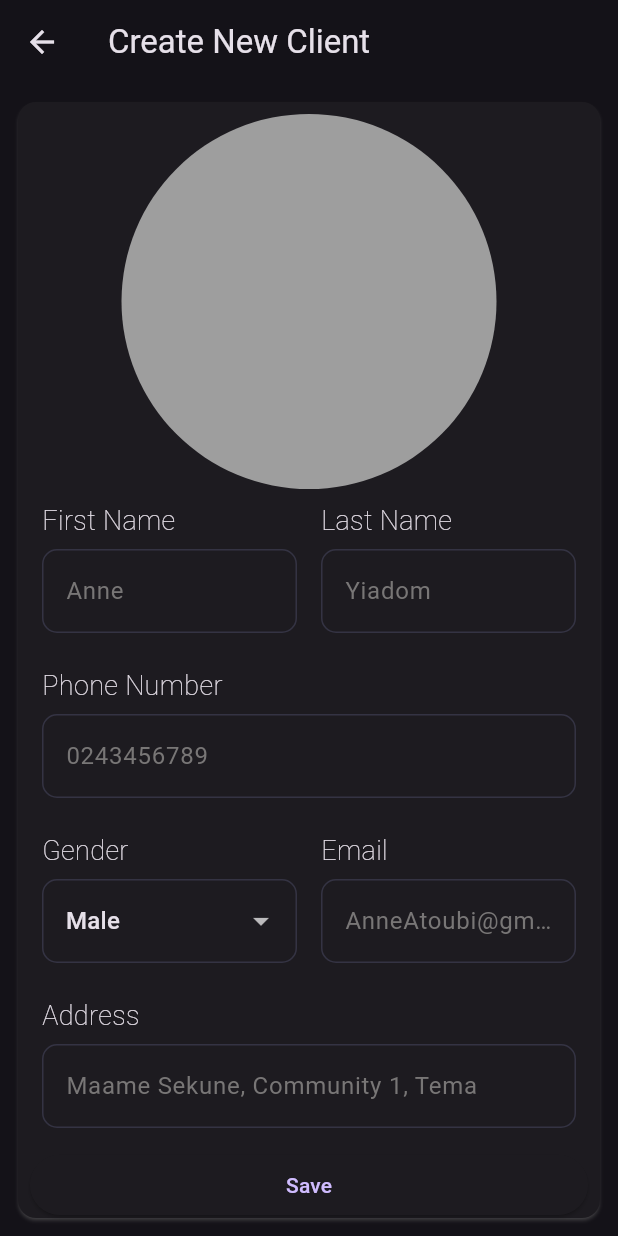
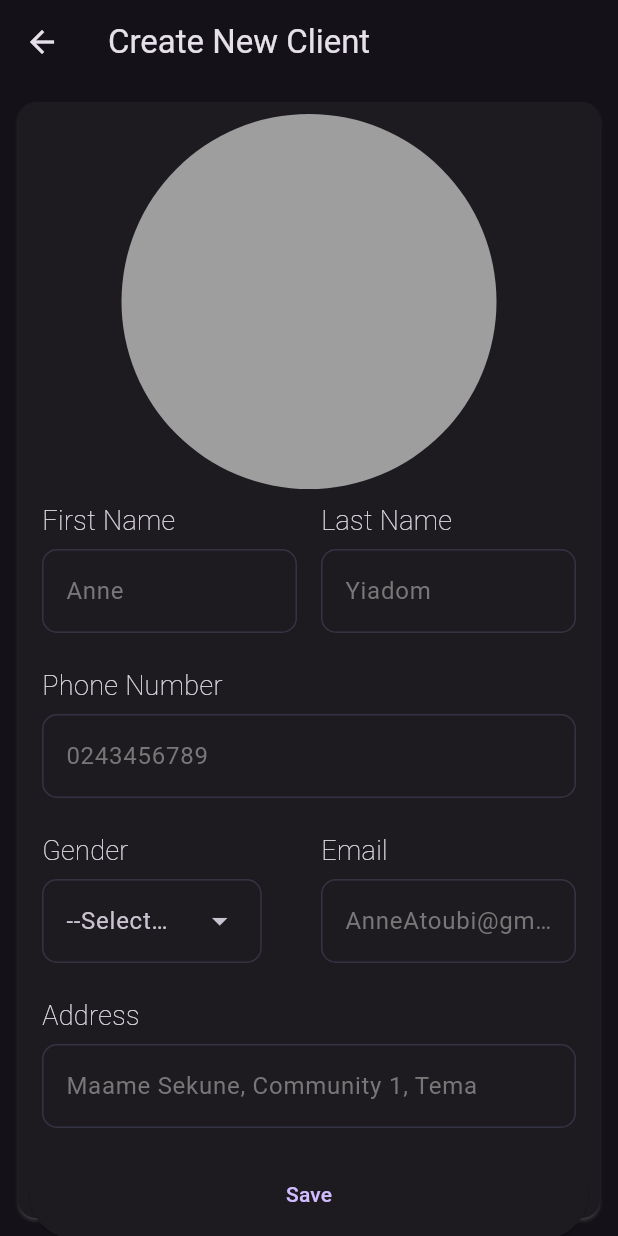
Before and after one commit to Glitch-bug/TailorMade, a Flutter app: the screen it shows after launch, after a tap on an icon or button, on a phone screen of 412 x 824 dp. Run offline on Flutter 3.47's test engine with Material 3 defaults, Android fonts, the phone set to English and light mode, and no system bars; our stand-ins replace flutter_bloc, fpdart, freezed_annotation, get_it, hive; accounts and stored records are empty.

Commit message:
add clients & list clients

```diff
--- /dev/null
+++ b/devtools_options.yaml
@@ -0,0 +1,3 @@
+description: This file stores settings for Dart & Flutter DevTools.
+documentation: https://docs.flutter.dev/tools/devtools/extensions#configure-extension-enablement-states
+extensions:
--- a/lib/core/constants/enums.dart
+++ b/lib/core/constants/enums.dart
@@ -1,4 +1,38 @@
+import 'package:hive/hive.dart';
+
+part 'enums.g.dart';
+
+@HiveType(typeId:2)
 enum Gender {
+  @HiveField(0)
   male,
-  female
+
+  @HiveField(1)
+  female;
+
+
+  String get value =>
+      switch (this) { Gender.female => "female", Gender.male => "male" };
+
+  String get title =>
+      switch (this) { Gender.female => "Female", Gender.male => "Male" };
+
+  static fromValue(String value) {
+    switch (value) {
+      case "female":
+        return Gender.female;
+      case "male":
+        return Gender.male;
+    }
+  }
+
+  static fromTitle(String value) {
+    switch (value) {
+      case "Male":
+        return Gender.male;
+
+      case "Female":
+        return Gender.female;
+    }
+  }
 }
--- a/lib/features/client/data/models/client_model.dart
+++ b/lib/features/client/data/models/client_model.dart
@@ -1,12 +1,11 @@
 import 'package:hive/hive.dart';
 import 'package:freezed_annotation/freezed_annotation.dart';
 import 'package:tailor_made/core/constants/enums.dart';
-import 'package:tailor_made/core/utils/uuid_converter.dart';
 import 'package:tailor_made/features/client/domain/entities/client.dart';
-import 'package:uuid/uuid.dart';
 
+part 'client_model.freezed.dart';
 part 'client_model.g.dart';
-part 'client_model.freezed.dart';
+
 
 @freezed
 @HiveType(typeId: 1)
--- a/lib/features/client/domain/entities/client.dart
+++ b/lib/features/client/domain/entities/client.dart
@@ -1,5 +1,4 @@
 import 'package:tailor_made/core/constants/enums.dart';
-import 'package:uuid/uuid.dart';
 
 class Client {
   final String id;
--- a/lib/features/client/domain/usecases/save_client.dart
+++ b/lib/features/client/domain/usecases/save_client.dart
@@ -1,5 +1,4 @@
 import 'package:tailor_made/core/usecase/usecase.dart';
-import 'package:tailor_made/features/client/domain/entities/client.dart';
 import 'package:tailor_made/features/client/domain/repositories/client_repository.dart';
 import 'package:tailor_made/core/error/failures.dart';
 import 'package:tailor_made/core/constants/enums.dart';
--- a/lib/features/client/presentation/bloc/client_bloc.dart
+++ b/lib/features/client/presentation/bloc/client_bloc.dart
@@ -2,7 +2,6 @@ import 'package:tailor_made/features/client/domain/entities/client.dart';
 import 'package:tailor_made/features/client/domain/usecases/save_client.dart';
 import 'package:tailor_made/features/client/domain/usecases/fetch_clients.dart';
 import 'package:tailor_made/core/usecase/usecase.dart';
-import 'package:tailor_made/core/error/failures.dart';
 import 'package:tailor_made/core/constants/enums.dart';
 import 'package:flutter/material.dart';
 import 'package:flutter_bloc/flutter_bloc.dart';
@@ -19,15 +18,16 @@ class ClientBloc extends Bloc<ClientEvent, ClientState> {
         _saveClient = saveClient,
         super(ClientInitial()) {
     on<ClientEvent>((event, emit) => emit(ClientLoading()));
-    on<ClientSave>((event, emit) {});
-    on<ClientFetchAllClients>((event, emit) {});
+    on<ClientSave>(_onClientSave);
+    on<ClientFetchAllClients>(_onClientsFetch);
   }
 
   void _onClientSave(
     ClientSave event,
     Emitter<ClientState> emit,
   ) async {
-    final res = await _saveClient(ClientParams(
+    final res = await _saveClient(
+      ClientParams(
         firstName: event.firstName,
         lastName: event.lastName,
         gender: event.gender,
@@ -49,6 +49,7 @@ class ClientBloc extends Bloc<ClientEvent, ClientState> {
       NoParams()
     );
 
+
     res.fold(
       (l) => emit(ClientFailure(l.message)),
       (r) => emit(ClientDisplaySuccess(r)),
--- a/lib/features/client/presentation/pages/add_client_page.dart
+++ b/lib/features/client/presentation/pages/add_client_page.dart
@@ -1,14 +1,55 @@
 import 'package:flutter/material.dart';
+import 'package:flutter_bloc/flutter_bloc.dart';
 import 'package:tailor_made/core/theme/app_pallete.dart';
 import 'package:tailor_made/features/client/presentation/widgets/form_input.dart';
+import 'package:tailor_made/features/client/presentation/bloc/client_bloc.dart';
 import 'package:tailor_made/features/client/presentation/widgets/form_dropdown_menu.dart';
+import 'package:tailor_made/core/constants/enums.dart';
 import 'package:tailor_made/features/client/presentation/pages/clients_list_page.dart';
 
-class AddClientPage extends StatelessWidget {
+
+class AddClientPage extends StatefulWidget {
   const AddClientPage({super.key});
 
   route() => MaterialPageRoute(
       builder: (BuildContext context) => const AddClientPage());
+
+  @override
+  State<AddClientPage> createState() => _AddClientPageState();
+}
+
+class _AddClientPageState extends State<AddClientPage> {
+  final firstNameController = TextEditingController();
+  final lastNameController = TextEditingController();
+  final emailController = TextEditingController();
+  final addressController = TextEditingController();
+  final phoneController = TextEditingController();
+  final genderController = TextEditingController();
+  String gender = "";
+
+  @override
+  void dispose() {
+    firstNameController.dispose();
+    lastNameController.dispose();
+    emailController.dispose();
+    addressController.dispose();
+    phoneController.dispose();
+    super.dispose();
+  }
+
+
+  void saveClient() {
+    context.read<ClientBloc>().add(
+      ClientSave(
+        firstName: firstNameController.text.trim(),
+        lastName: lastNameController.text.trim(),
+        email: emailController.text.trim(),
+        address: addressController.text.trim(),
+        phoneNumber: phoneController.text.trim(),
+        gender: Gender.fromValue(gender),
+      ),
+    );
+  }
 
   @override
   Widget build(BuildContext context) {
@@ -42,12 +83,14 @@ class AddClientPage extends StatelessWidget {
                         children: [
                           Expanded(
                             child: FormInput(
+                              controller: firstNameController,
                               label: "First Name",
                               hintText: "Anne",
                             ),
                           ),
                           Expanded(
                             child: FormInput(
+                              controller: lastNameController,
                               label: "Last Name",
                               hintText: "Yiadom",
                             ),
@@ -55,20 +98,40 @@ class AddClientPage extends StatelessWidget {
                         ],
                       ),
                       FormInput(
+                        controller: phoneController,
                         label: "Phone Number",
                         hintText: "0243456789",
                         inputType: TextInputType.number,
                       ),
                       Row(
                         children: [
-                          const Expanded(
+                          Expanded(
                             child: FormDropDownMenu(
-                                label: "Gender",
-                                items: [{"label":"Male", "value":"Male"}, {"label":"Female", "value":"Female"}]
+                              label: "Gender",
+                              hintText: "--Select Client Gender--",
+                              controller: genderController,
+                              onSelected: (value){
+                                setState(() {
+                                  gender = value;
+                                });
+
+                                print(gender);
+                              },
+                              items: [
+                                {
+                                  "label": Gender.male.title,
+                                  "value": Gender.male.value,
+                                },
+                                {
+                                  "label":Gender.female.title,
+                                  "value": Gender.female.value,
+                                }
+                              ],
                             ),
                           ),
                           Expanded(
                             child: FormInput(
+                              controller: emailController,
                               label: "Email",
                               hintText: "AnneAtoubi@gmail.com",
                             ),
@@ -76,20 +139,24 @@ class AddClientPage extends StatelessWidget {
                         ],
                       ),
                       FormInput(
+                        controller: addressController,
                         label: "Address",
                         hintText: "Maame Sekune, Community 1, Tema",
                       ),
                       ElevatedButton(
                         style: ElevatedButton.styleFrom(
-                          minimumSize: Size(double.infinity, 40),
+                          minimumSize: const Size(double.infinity, 60),
                         ),
-                        onPressed: (){
+                        onPressed: () {
+
+                          saveClient();
+
                           Navigator.push(
                             context,
                             ClientsListPage.route(),
                           );
                         },
-                        child: Text("Save")
+                        child: const Text("Save"),
                       )
                     ],
                   ),
--- a/lib/features/client/presentation/pages/clients_list_page.dart
+++ b/lib/features/client/presentation/pages/clients_list_page.dart
@@ -1,31 +1,48 @@
 import 'package:flutter/material.dart';
 import 'package:flutter/cupertino.dart';
+import 'package:flutter_bloc/flutter_bloc.dart';
 import 'package:tailor_made/core/theme/app_pallete.dart';
+import 'package:tailor_made/features/client/presentation/widgets/client_card.dart';
+import 'package:tailor_made/features/client/presentation/bloc/client_bloc.dart';
 import 'package:tailor_made/features/client/presentation/pages/add_client_page.dart';
 
-class ClientsListPage extends StatelessWidget {
+class ClientsListPage extends StatefulWidget {
   const ClientsListPage({super.key});
 
   static route() => MaterialPageRoute(
-    builder: (BuildContext context) => const ClientsListPage()
-  );
+      builder: (BuildContext context) => const ClientsListPage());
+
+  @override
+  State<ClientsListPage> createState() => _ClientsListPageState();
+}
+
+class _ClientsListPageState extends State<ClientsListPage> {
+  @override
+  void initState() {
+    super.initState();
+    context.read<ClientBloc>().add(ClientFetchAllClients());
+  }
 
   @override
   Widget build(BuildContext context) {
     return PopScope(
       canPop: false,
       child: Scaffold(
-        appBar: AppBar(
-          actions: [
+        appBar: AppBar(automaticallyImplyLeading: false, actions: [
           IconButton(
-              onPressed: (){
+            onPressed: () {
               Navigator.push(context, const AddClientPage().route());
             },
-              icon: const Icon(CupertinoIcons.add_circled)
-            )
-          ]
+            icon: const Icon(CupertinoIcons.add_circled),
           ),
-        body: Row(
+        ]),
+        body: BlocConsumer<ClientBloc, ClientState>(
+          listener: (context, state) {
+            // TODO: implement listener
+          },
+          builder: (context, state) {
+            if (state is ClientDisplaySuccess && state.clients.isEmpty) {
+              return Row(
                 children: [
                   Expanded(
                     child: Container(
@@ -40,6 +57,31 @@ class ClientsListPage extends StatelessWidget {
                     ),
                   ),
                 ],
+              );
+            } else if (state is ClientDisplaySuccess) {
+              return Row(
+                children: [
+                  Expanded(
+                    child: Container(
+                      height: double.infinity,
+                      color: AppPallete.backgroundColor2,
+                    ),
+                  ),
+                  Expanded(
+                    flex: 2,
+                    child: ListView.builder(
+                      itemCount: state.clients.length,
+                      itemBuilder: (context, index) {
+                        final client = state.clients[index];
+                        return ClientCard(client: client);
+                      },
+                    ),
+                  ),
+                ],
+              );
+            }
+            return SizedBox();
+          },
         ),
       ),
     );
--- a/lib/features/client/presentation/widgets/form_dropdown_menu.dart
+++ b/lib/features/client/presentation/widgets/form_dropdown_menu.dart
@@ -4,9 +4,15 @@ import 'package:tailor_made/features/client/presentation/widgets/label.dart';
 class FormDropDownMenu extends StatelessWidget {
   final String label;
   final List<Map<String,String>> items;
+  final String? hintText;
+  final ValueChanged? onSelected;
+  final TextEditingController? controller;
   const FormDropDownMenu({
     required this.items,
     required this.label,
+    this.controller,
+    this.hintText,
+    this.onSelected,
     super.key,
   });
 
@@ -20,17 +26,16 @@ class FormDropDownMenu extends StatelessWidget {
           Label(label:label),
           Padding(
             padding: const EdgeInsets.symmetric(vertical:6.0),
-            child: DropdownButtonFormField(
-              onChanged: (newValue) {},
-              value: items.first["value"],
-              items: items.map((item) => DropdownMenuItem(
-                  value: item["value"],
-                  child: Text(
-                    item["label"] ?? "",
-                  ),
-                )
+            child: DropdownMenu(
+              hintText: hintText,
+              controller: controller,
+              onSelected: onSelected,
+              dropdownMenuEntries:items.map((item) => DropdownMenuEntry(
+                label: item["label"] ?? "",
+                value: item["value"]
 
-              ).toList().cast(),
+
+              )).toList().cast(),
             ),
           ),
         ],
--- a/lib/features/client/presentation/widgets/form_input.dart
+++ b/lib/features/client/presentation/widgets/form_input.dart
@@ -5,13 +5,15 @@ import 'package:tailor_made/features/client/presentation/widgets/label.dart';
 
 class FormInput extends StatelessWidget {
   final String label;
-  String? hintText;
+  final String? hintText;
   final TextInputType inputType;
+  final TextEditingController? controller;
 
-  FormInput({
+  const FormInput({
     required this.label,
     this.hintText,
     this.inputType = TextInputType.text,
+    this.controller,
     super.key,
   });
 
@@ -29,14 +31,14 @@ class FormInput extends StatelessWidget {
           Padding(
             padding: const EdgeInsets.symmetric(vertical:6.0),
             child: TextField(
-
+              controller: controller,
               keyboardType: inputType,
               inputFormatters: (inputType == TextInputType.number)?[
                 FilteringTextInputFormatter.digitsOnly,
               ]:[],
               decoration: InputDecoration(
                 hintText: hintText,
-                hintStyle: TextStyle(
+                hintStyle: const TextStyle(
                   color: AppPallete.darkGreyColor,
                 ),
               )
--- a/lib/features/client/presentation/widgets/label.dart
+++ b/lib/features/client/presentation/widgets/label.dart
@@ -7,6 +7,7 @@ class Label extends StatelessWidget {
     super.key,
   });
 
+  @override
   Widget build(BuildContext context){
     return Text(
       label,
--- a/lib/init_dependencies.dart
+++ b/lib/init_dependencies.dart
@@ -1,6 +1,7 @@
 import 'package:get_it/get_it.dart';
 import 'package:hive/hive.dart';
 import 'package:path_provider/path_provider.dart';
+import 'package:tailor_made/core/constants/enums.dart';
 import 'package:tailor_made/features/client/data/models/client_model.dart';
 import 'package:tailor_made/features/client/data/datasources/client_local_datasource.dart';
 import 'package:tailor_made/features/client/domain/repositories/client_repository.dart';
@@ -14,20 +15,23 @@ final serviceLocator = GetIt.instance;
 
 
 Future<void> initDependencies() async {
-  _initClient();
+
 
   String hivePath = (await getApplicationDocumentsDirectory()).path;
   Hive.init(hivePath);
 
+  Hive.registerAdapter(GenderAdapter());
   Hive.registerAdapter(ClientModelAdapter());
 
-  Box hiveBox = await Hive.openBox('clients');
+  Box<ClientModel> clientBox = await Hive.openBox<ClientModel>('clients');
+
+  serviceLocator.registerLazySingleton(() => clientBox);
 
   Uuid uuid = const Uuid();
 
   serviceLocator.registerLazySingleton(() => uuid);
-  serviceLocator.registerLazySingleton(() => hiveBox);
 
+  _initClient();
 }
 
 void _initClient() {
--- a/lib/main.dart
+++ b/lib/main.dart
@@ -1,13 +1,23 @@
 import 'package:flutter/material.dart';
+import 'package:flutter_bloc/flutter_bloc.dart';
 import 'package:tailor_made/core/theme/theme.dart';
+import 'package:tailor_made/features/client/presentation/bloc/client_bloc.dart';
 import 'package:tailor_made/features/client/presentation/pages/clients_list_page.dart';
 import 'package:tailor_made/init_dependencies.dart';
 
 void main() async {
   WidgetsFlutterBinding.ensureInitialized();
   await initDependencies();
-
-  runApp(const MyApp());
+  runApp(
+    MultiBlocProvider(
+      providers: [
+        BlocProvider(
+          create: (_) => serviceLocator<ClientBloc>()
+        )
+      ],
+      child: const MyApp()
+    )
+  );
 }
 
 class MyApp extends StatelessWidget {
```
Also changed, not shown: lib/features/client/presentation/widgets/client_card.dart (added, +41 -0 lines), lib/core/constants/enums.g.dart (added). Lines whose indentation alone changed are shown as unchanged.
